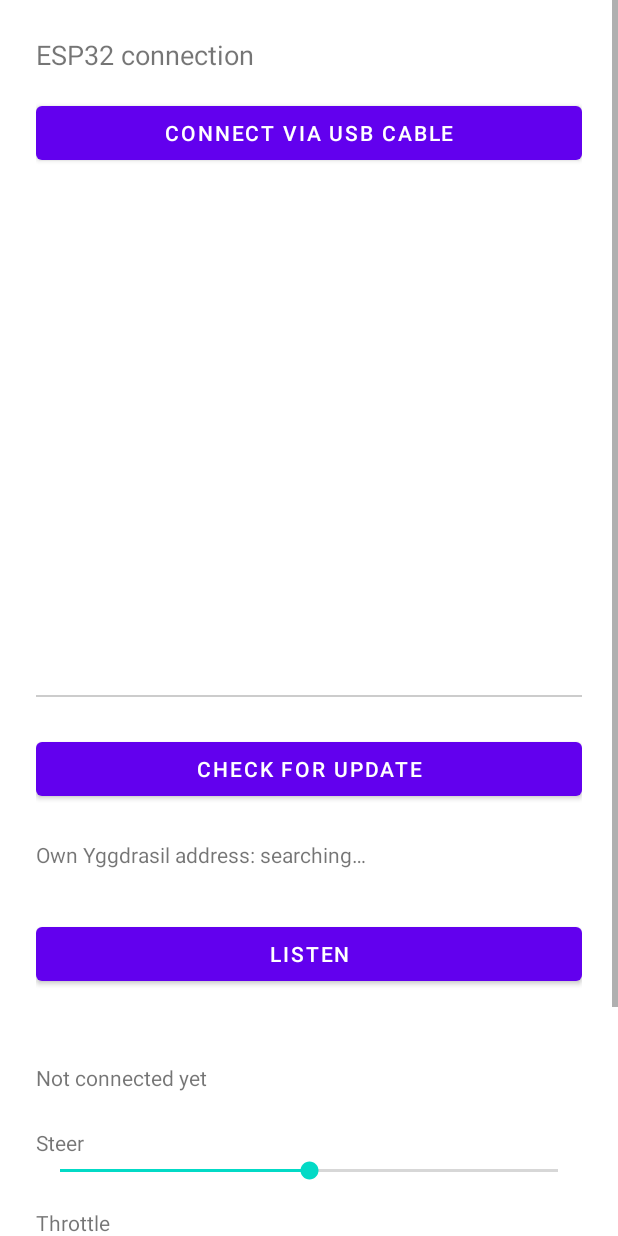
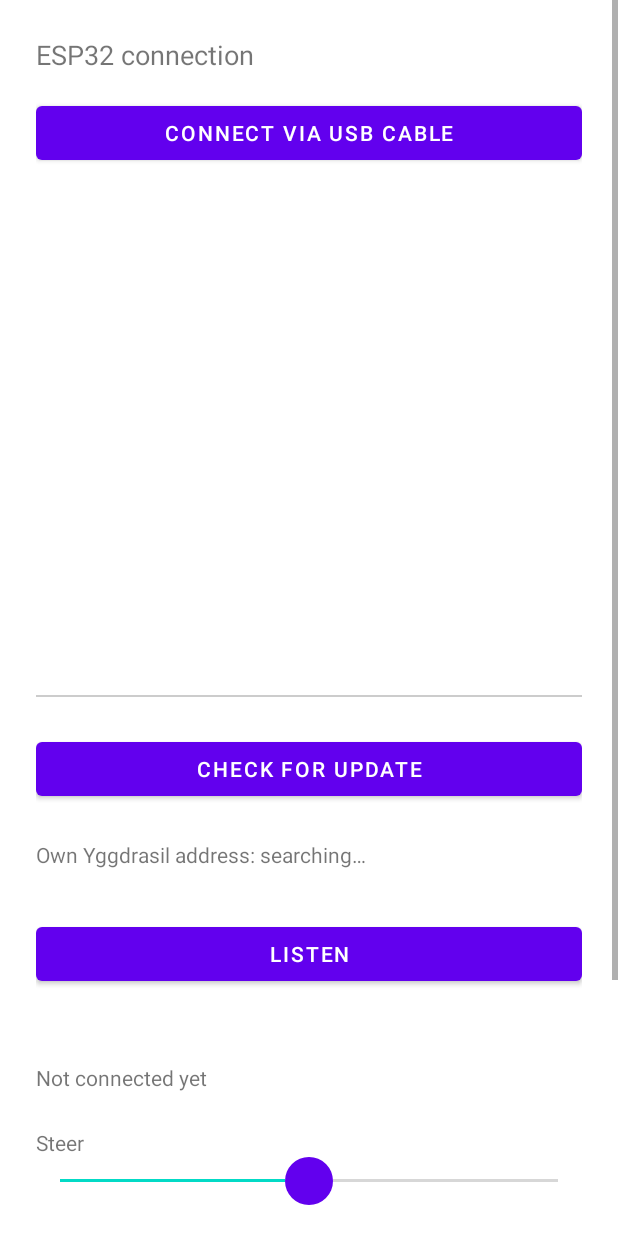
Before and after one commit to MichielBruijn/meshdrive, an Android app: the layout activity_vehicle.xml on its own in the app's theme, with its tools: preview values and no code run, on a phone screen of 412 x 824 dp. Run offline under Robolectric (Android 15) with nearby library versions, the phone set to English and light mode, and no system bars; network calls fail.

Commit message:
Bigger thumb on the steer/throttle debug sliders
Direct request: the platform-default SeekBar thumb was too small to
reliably grab.

Co-Authored-By: Claude Sonnet 5 <noreply@anthropic.com>

```diff
--- /dev/null
+++ b/app/src/main/res/drawable/seek_thumb.xml
@@ -0,0 +1,8 @@
+<?xml version="1.0" encoding="utf-8"?>
+<!-- Custom SeekBar thumb for the steer/throttle debug sliders - the platform
+     default was too small to reliably grab (direct request). -->
+<shape xmlns:android="http://schemas.android.com/apk/res/android"
+    android:shape="oval">
+    <solid android:color="#6200EE" />
+    <size android:width="32dp" android:height="32dp" />
+</shape>
--- a/app/src/main/res/layout/activity_vehicle.xml
+++ b/app/src/main/res/layout/activity_vehicle.xml
@@ -175,6 +175,7 @@
             android:id="@+id/seekSteer"
             android:layout_width="match_parent"
             android:layout_height="wrap_content"
+            android:thumb="@drawable/seek_thumb"
             android:max="200"
             android:progress="100" />
 
@@ -187,6 +188,7 @@
             android:id="@+id/seekThrottle"
             android:layout_width="match_parent"
             android:layout_height="wrap_content"
+            android:thumb="@drawable/seek_thumb"
             android:max="200"
             android:progress="100" />
 
```
